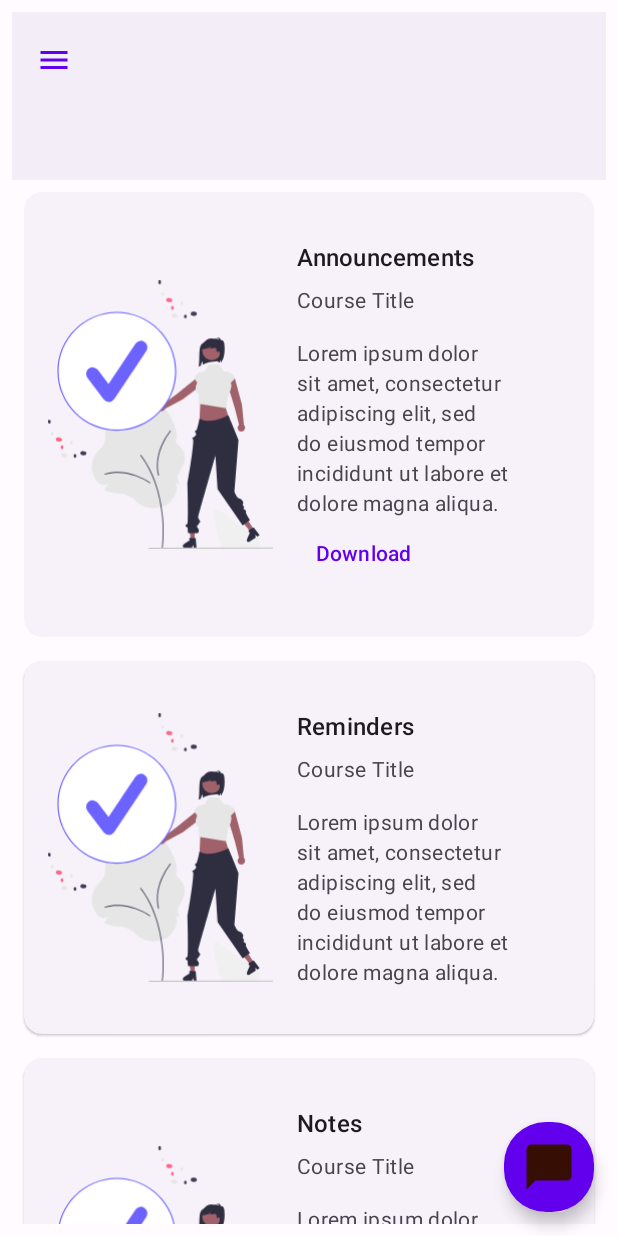
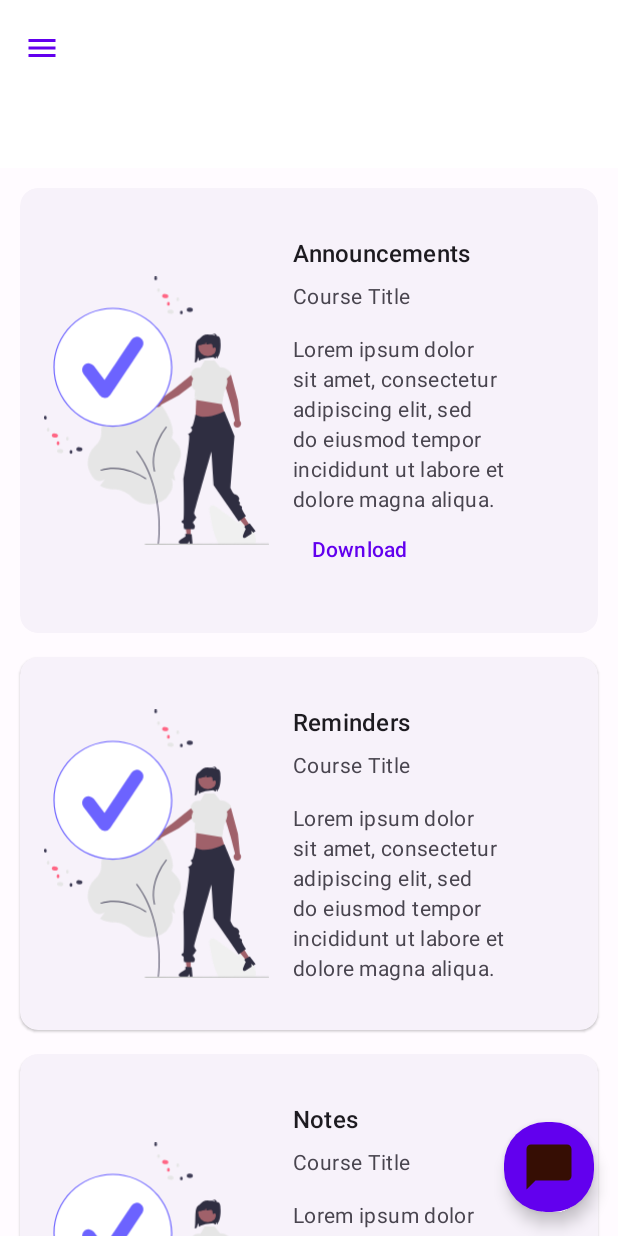
Before and after one commit to slowburn-404/StudentAssistant, an Android app: the DashboardActivity screen opened directly, with no data from a screen before it, on a phone screen of 412 x 824 dp. Run offline under Robolectric (Android 15) with nearby library versions, the phone set to English and light mode, and no system bars.

Commit message:
fixed layout issues on dashboard and chat activity

```diff
--- a/app/src/main/res/drawable/ic_baseline_chat_bubble_24.xml
+++ b/app/src/main/res/drawable/ic_baseline_chat_bubble_24.xml
@@ -1,4 +1,4 @@
-<vector android:height="24dp" android:tint="#000000"
+<vector android:height="24dp" android:tint="@android:color/white"
     android:viewportHeight="24" android:viewportWidth="24"
     android:width="24dp" xmlns:android="http://schemas.android.com/apk/res/android">
     <path android:fillColor="@android:color/white" android:pathData="M20,2H4c-1.1,0 -2,0.9 -2,2v18l4,-4h14c1.1,0 2,-0.9 2,-2V4c0,-1.1 -0.9,-2 -2,-2z"/>
--- a/app/src/main/res/layout/activity_chat.xml
+++ b/app/src/main/res/layout/activity_chat.xml
@@ -1,66 +1,59 @@
 <?xml version="1.0" encoding="utf-8"?>
-<RelativeLayout xmlns:android="http://schemas.android.com/apk/res/android"
+<androidx.coordinatorlayout.widget.CoordinatorLayout xmlns:android="http://schemas.android.com/apk/res/android"
     xmlns:app="http://schemas.android.com/apk/res-auto"
     xmlns:tools="http://schemas.android.com/tools"
     android:layout_width="match_parent"
     android:layout_height="match_parent"
+    android:fitsSystemWindows="true"
     tools:context=".ChatActivity">
-
-    <androidx.coordinatorlayout.widget.CoordinatorLayout
-        android:id="@+id/chat_coordinatorlayout"
-        android:layout_width="match_parent"
-        android:layout_height="wrap_content"
-        android:fitsSystemWindows="true">
 
     <com.google.android.material.appbar.AppBarLayout
         android:layout_width="match_parent"
         android:layout_height="wrap_content"
-            android:fitsSystemWindows="true"
+        android:backgroundTint="@android:color/white"
         app:layout_scrollFlags="scroll|enterAlways|snap">
 
         <com.google.android.material.appbar.CollapsingToolbarLayout
             style="?attr/collapsingToolbarLayoutMediumStyle"
             android:layout_width="match_parent"
             android:layout_height="?attr/collapsingToolbarLayoutMediumSize">
+
             <com.google.android.material.appbar.MaterialToolbar
                 android:id="@+id/chat_toolbar"
                 android:layout_width="match_parent"
                 android:layout_height="wrap_content"
-                    android:background="@android:color/transparent"
                 android:elevation="0dp"
                 app:layout_collapseMode="pin"
                 app:layout_scrollFlags="scroll|enterAlways|snap"
                 app:menu="@menu/chat_menu"
                 app:navigationIcon="@drawable/ic_baseline_menu_24"
                 app:navigationIconTint="@color/md_theme_light_primary"
-                    app:title="@string/app_name"
-                    app:titleTextColor="@color/md_theme_light_primary" />
+                app:title="@string/app_name" />
 
         </com.google.android.material.appbar.CollapsingToolbarLayout>
 
     </com.google.android.material.appbar.AppBarLayout>
 
-    </androidx.coordinatorlayout.widget.CoordinatorLayout>
-
     <androidx.recyclerview.widget.RecyclerView
         android:id="@+id/RecyclerViewChat"
         android:layout_width="match_parent"
         android:layout_height="wrap_content"
-        android:layout_above="@id/sendMessageBar"
         android:fadeScrollbars="true"
         android:orientation="vertical"
         app:layoutManager="androidx.recyclerview.widget.LinearLayoutManager"
+        app:layout_behavior="com.google.android.material.appbar.AppBarLayout$ScrollingViewBehavior"
         app:stackFromEnd="true"
         tools:itemCount="1"
         tools:listitem="@layout/messages">
 
     </androidx.recyclerview.widget.RecyclerView>
 
+
     <RelativeLayout
         android:id="@+id/sendMessageBar"
         android:layout_width="match_parent"
         android:layout_height="wrap_content"
-        android:layout_alignParentBottom="true"
+        android:layout_gravity="bottom"
         android:layout_marginBottom="20dp">
 
         <com.google.android.material.textfield.TextInputLayout
@@ -96,4 +89,4 @@
     </RelativeLayout>
 
 
-</RelativeLayout>
+</androidx.coordinatorlayout.widget.CoordinatorLayout>
--- a/app/src/main/res/layout/activity_dashboard.xml
+++ b/app/src/main/res/layout/activity_dashboard.xml
@@ -1,33 +1,17 @@
 <?xml version="1.0" encoding="utf-8"?>
-<RelativeLayout xmlns:android="http://schemas.android.com/apk/res/android"
+<androidx.coordinatorlayout.widget.CoordinatorLayout xmlns:android="http://schemas.android.com/apk/res/android"
     xmlns:app="http://schemas.android.com/apk/res-auto"
     xmlns:tools="http://schemas.android.com/tools"
     android:layout_width="match_parent"
     android:layout_height="match_parent"
     android:fillViewport="true"
-    android:orientation="vertical"
     tools:context=".studentDashboard.DashboardActivity">
-    <ScrollView
-        android:layout_width="match_parent"
-        android:layout_height="wrap_content"
-        android:padding="8dp"
-        android:scrollbars="none">
-
-    <LinearLayout
-        android:layout_width="match_parent"
-        android:layout_height="wrap_content"
-        android:orientation="vertical">
-
-        <androidx.coordinatorlayout.widget.CoordinatorLayout
-            android:id="@+id/dashboard_coordinatorlayout"
-            android:layout_width="match_parent"
-            android:layout_height="wrap_content">
 
             <com.google.android.material.appbar.AppBarLayout
                 android:layout_width="match_parent"
                 android:layout_height="wrap_content"
-                android:background="@android:color/transparent"
                 android:fitsSystemWindows="true"
+                android:backgroundTint="@android:color/white"
                 app:liftOnScroll="true">
 
                 <com.google.android.material.appbar.CollapsingToolbarLayout
@@ -36,7 +20,8 @@
                     android:layout_height="?attr/collapsingToolbarLayoutMediumSize"
                     app:contentScrim="?attr/colorPrimary"
                     app:expandedTitleGravity="bottom"
-                    app:layout_scrollFlags="scroll|exitUntilCollapsed|snap">
+                    app:layout_scrollFlags="scroll|exitUntilCollapsed"
+                    app:layout_collapseMode="pin">
 
                     <com.google.android.material.appbar.MaterialToolbar
                         android:id="@+id/dashboard_toolbar"
@@ -55,20 +40,17 @@
 
             </com.google.android.material.appbar.AppBarLayout>
 
-        </androidx.coordinatorlayout.widget.CoordinatorLayout>
+        <androidx.core.widget.NestedScrollView
+            android:layout_width="match_parent"
+            android:layout_height="match_parent"
+            android:scrollbars="none"
+            app:layout_behavior="com.google.android.material.appbar.AppBarLayout$ScrollingViewBehavior">
 
-        <!-- <GridLayout
-             android:layout_width="wrap_content"
-             android:layout_height="wrap_content"
-             android:layout_gravity="center"
-             android:alignmentMode="alignMargins"
-             android:columnCount="1"
-             android:rowCount="1"> -->
-
-            <LinearLayout
+           <LinearLayout
                 android:layout_width="match_parent"
                 android:layout_height="wrap_content"
-                android:orientation="vertical">
+                android:orientation="vertical"
+                android:padding="5dp">
 
                 <com.google.android.material.card.MaterialCardView
                     android:id="@+id/announcements_card"
@@ -349,21 +331,16 @@
                 </com.google.android.material.card.MaterialCardView>
 
             </LinearLayout>
-
-
-        <!-- </GridLayout> -->
-    </LinearLayout>
-    </ScrollView>
+        </androidx.core.widget.NestedScrollView>
 
     <com.google.android.material.floatingactionbutton.FloatingActionButton
         android:id="@+id/dashboard_floatingactionbutton"
         style="?attr/floatingActionButtonLargeStyle"
         android:layout_width="wrap_content"
         android:layout_height="wrap_content"
-        android:layout_alignParentEnd="true"
-        android:layout_alignParentBottom="true"
         android:layout_margin="16dp"
+        android:layout_gravity="bottom|end"
         app:backgroundTint="@color/md_theme_light_primary"
         app:fabCustomSize="60dp"
-        app:srcCompat="@drawable/ic_baseline_chat_bubble_24" />
-</RelativeLayout>
+        app:srcCompat="@drawable/ic_baseline_chat_bubble_24"/>
+</androidx.coordinatorlayout.widget.CoordinatorLayout>
```
Lines whose indentation alone changed are shown as unchanged.
